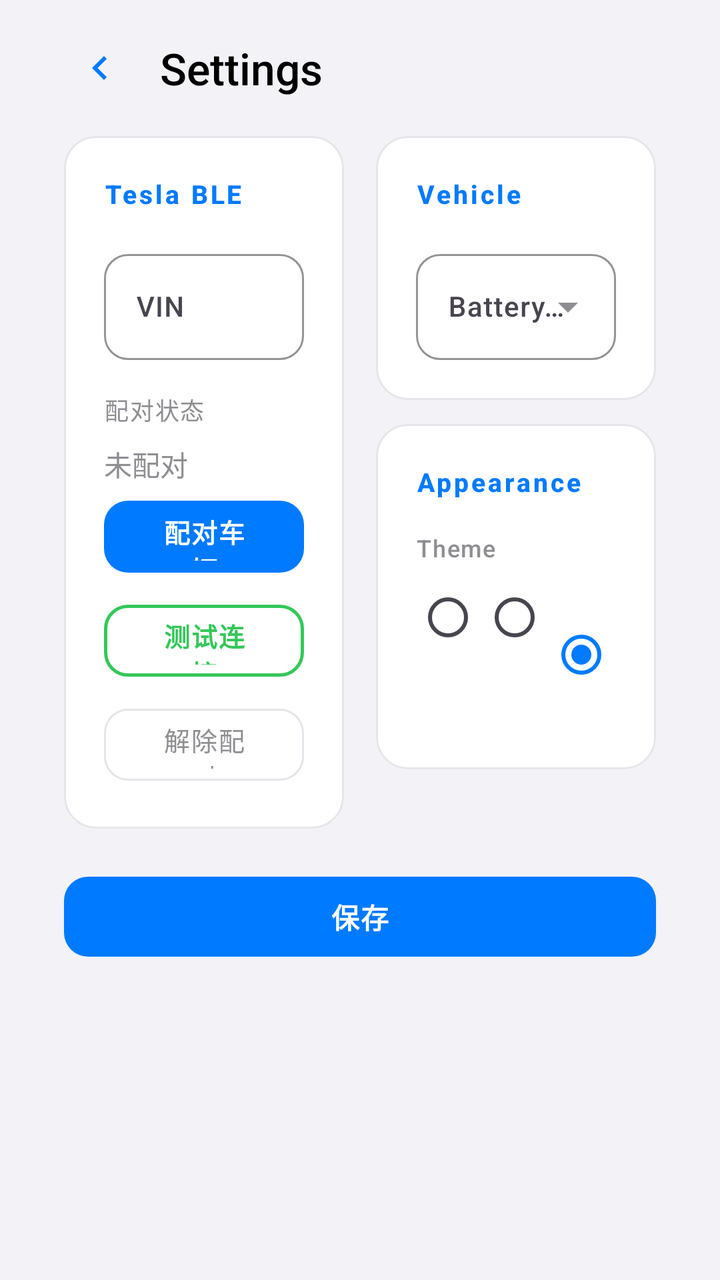
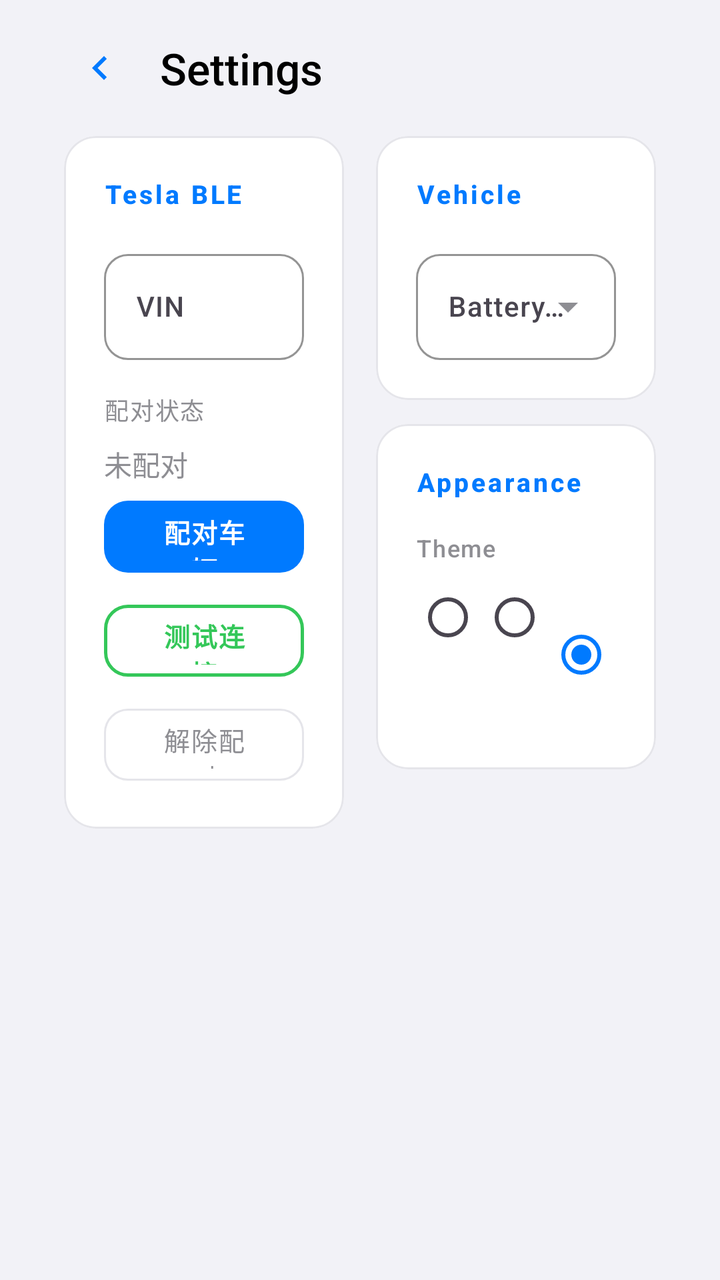

Screens rendered from an Android XML layout before and after an edit, with the pre-edit source and the edit as a unified diff.
<!-- AndroidManifest.xml: application theme Theme.TeslaDashboard -->
<!-- res/layout/activity_settings.xml -->
<?xml version="1.0" encoding="utf-8"?>
<ScrollView xmlns:android="http://schemas.android.com/apk/res/android"
    xmlns:app="http://schemas.android.com/apk/res-auto"
    android:layout_width="match_parent"
    android:layout_height="match_parent"
    android:background="@color/background_dark"
    android:fillViewport="true"
    android:scrollbars="none">

    <LinearLayout
        android:layout_width="match_parent"
        android:layout_height="wrap_content"
        android:orientation="vertical"
        android:paddingStart="32dp"
        android:paddingEnd="32dp"
        android:paddingTop="16dp"
        android:paddingBottom="16dp">

        

        <LinearLayout
            android:layout_width="match_parent"
            android:layout_height="wrap_content"
            android:gravity="center_vertical"
            android:orientation="horizontal"
            android:layout_marginBottom="16dp">

            
            <ImageButton
                android:id="@+id/btnBack"
                android:layout_width="36dp"
                android:layout_height="36dp"
                android:background="?attr/selectableItemBackgroundBorderless"
                android:contentDescription="@string/title_settings"
                android:src="@drawable/ic_arrow_back"
                app:tint="@color/accent_cyan" />

            
            <TextView
                android:id="@+id/tvTitle"
                android:layout_width="0dp"
                android:layout_height="wrap_content"
                android:layout_marginStart="12dp"
                android:layout_weight="1"
                android:fontFamily="sans-serif-medium"
                android:text="@string/title_settings"
                android:textColor="@color/text_primary"
                android:textSize="22sp" />

        </LinearLayout>

        

        <LinearLayout
            android:layout_width="match_parent"
            android:layout_height="wrap_content"
            android:orientation="horizontal"
            android:baselineAligned="false">

            

            <LinearLayout
                android:layout_width="0dp"
                android:layout_height="wrap_content"
                android:layout_weight="1"
                android:layout_marginEnd="8dp"
                android:orientation="vertical">

                
                <com.google.android.material.card.MaterialCardView
                    android:id="@+id/cardTeslaBle"
                    android:layout_width="match_parent"
                    android:layout_height="wrap_content"
                    app:cardBackgroundColor="@color/surface_dark"
                    app:cardCornerRadius="16dp"
                    app:cardElevation="0dp"
                    app:strokeColor="@color/divider"
                    app:strokeWidth="1dp">

                    <LinearLayout
                        android:layout_width="match_parent"
                        android:layout_height="wrap_content"
                        android:orientation="vertical"
                        android:padding="20dp">

                        
                        <TextView
                            android:layout_width="wrap_content"
                            android:layout_height="wrap_content"
                            android:layout_marginBottom="16dp"
                            android:fontFamily="sans-serif-medium"
                            android:letterSpacing="0.1"
                            android:text="@string/settings_tesla_ble"
                            android:textColor="@color/accent_cyan"
                            android:textSize="13sp"
                            android:textStyle="bold" />

                        
                        <com.google.android.material.textfield.TextInputLayout
                            android:id="@+id/tilVin"
                            style="@style/Widget.Material3.TextInputLayout.OutlinedBox"
                            android:layout_width="match_parent"
                            android:layout_height="wrap_content"
                            android:layout_marginBottom="16dp"
                            android:hint="@string/settings_vin"
                            app:boxCornerRadiusBottomEnd="12dp"
                            app:boxCornerRadiusBottomStart="12dp"
                            app:boxCornerRadiusTopEnd="12dp"
                            app:boxCornerRadiusTopStart="12dp"
                            app:boxStrokeColor="@color/accent_cyan">

                            <com.google.android.material.textfield.TextInputEditText
                                android:id="@+id/etVin"
                                android:layout_width="match_parent"
                                android:layout_height="wrap_content"
                                android:fontFamily="sans-serif-medium"
                                android:inputType="textCapCharacters"
                                android:maxLength="17"
                                android:textColor="@color/text_primary"
                                android:textSize="14sp" />

                        </com.google.android.material.textfield.TextInputLayout>

                        
                        <TextView
                            android:layout_width="wrap_content"
                            android:layout_height="wrap_content"
                            android:layout_marginBottom="8dp"
                            android:fontFamily="sans-serif-medium"
                            android:letterSpacing="0.05"
                            android:text="@string/settings_pairing_status"
                            android:textColor="@color/text_secondary"
                            android:textSize="12sp" />

                        
                        <TextView
                            android:id="@+id/tvPairingStatus"
                            android:layout_width="wrap_content"
                            android:layout_height="wrap_content"
                            android:layout_marginBottom="4dp"
                            android:fontFamily="sans-serif-medium"
                            android:text="@string/settings_not_paired"
                            android:textColor="@color/text_secondary"
                            android:textSize="14sp" />

                        
                        <TextView
                            android:id="@+id/tvPairingProgress"
                            android:layout_width="wrap_content"
                            android:layout_height="wrap_content"
                            android:layout_marginBottom="16dp"
                            android:fontFamily="sans-serif-medium"
                            android:textColor="@color/accent_cyan"
                            android:textSize="12sp"
                            android:visibility="gone" />

                        
                        <com.google.android.material.button.MaterialButton
                            android:id="@+id/btnPair"
                            style="@style/Widget.Material3.Button"
                            android:layout_width="match_parent"
                            android:layout_height="44dp"
                            android:layout_marginBottom="8dp"
                            android:fontFamily="sans-serif-medium"
                            android:letterSpacing="0.05"
                            android:text="@string/settings_pair_vehicle"
                            android:textColor="@android:color/white"
                            android:textSize="13sp"
                            android:textStyle="bold"
                            app:backgroundTint="@color/accent_cyan"
                            app:cornerRadius="12dp" />

                        
                        <com.google.android.material.button.MaterialButton
                            android:id="@+id/btnTestConnection"
                            style="@style/Widget.Material3.Button.OutlinedButton"
                            android:layout_width="match_parent"
                            android:layout_height="44dp"
                            android:layout_marginBottom="8dp"
                            android:fontFamily="sans-serif-medium"
                            android:letterSpacing="0.05"
                            android:text="@string/settings_test_connection"
                            android:textColor="@color/accent_green"
                            android:textSize="13sp"
                            android:textStyle="bold"
                            app:backgroundTint="@android:color/transparent"
                            app:cornerRadius="12dp"
                            app:strokeColor="@color/accent_green"
                            app:strokeWidth="1.5dp" />

                        
                        <com.google.android.material.button.MaterialButton
                            android:id="@+id/btnUnpair"
                            style="@style/Widget.Material3.Button.OutlinedButton"
                            android:layout_width="match_parent"
                            android:layout_height="44dp"
                            android:fontFamily="sans-serif-medium"
                            android:letterSpacing="0.05"
                            android:text="@string/settings_unpair_vehicle"
                            android:textColor="@color/text_secondary"
                            android:textSize="13sp"
                            app:backgroundTint="@android:color/transparent"
                            app:cornerRadius="12dp"
                            app:strokeColor="@color/divider"
                            app:strokeWidth="1dp" />

                    </LinearLayout>

                </com.google.android.material.card.MaterialCardView>

            </LinearLayout>

            

            <LinearLayout
                android:layout_width="0dp"
                android:layout_height="wrap_content"
                android:layout_weight="1"
                android:layout_marginStart="8dp"
                android:orientation="vertical">

                
                <com.google.android.material.card.MaterialCardView
                    android:id="@+id/cardVehicle"
                    android:layout_width="match_parent"
                    android:layout_height="wrap_content"
                    android:layout_marginBottom="12dp"
                    app:cardBackgroundColor="@color/surface_dark"
                    app:cardCornerRadius="16dp"
                    app:cardElevation="0dp"
                    app:strokeColor="@color/divider"
                    app:strokeWidth="1dp">

                    <LinearLayout
                        android:layout_width="match_parent"
                        android:layout_height="wrap_content"
                        android:orientation="vertical"
                        android:padding="20dp">

                        
                        <TextView
                            android:layout_width="wrap_content"
                            android:layout_height="wrap_content"
                            android:layout_marginBottom="16dp"
                            android:fontFamily="sans-serif-medium"
                            android:letterSpacing="0.1"
                            android:text="@string/settings_vehicle"
                            android:textColor="@color/accent_cyan"
                            android:textSize="13sp"
                            android:textStyle="bold" />

                        
                        <com.google.android.material.textfield.TextInputLayout
                            android:id="@+id/tilBatteryModel"
                            style="@style/Widget.Material3.TextInputLayout.OutlinedBox.ExposedDropdownMenu"
                            android:layout_width="match_parent"
                            android:layout_height="wrap_content"
                            android:hint="@string/settings_battery_model"
                            app:boxCornerRadiusBottomEnd="12dp"
                            app:boxCornerRadiusBottomStart="12dp"
                            app:boxCornerRadiusTopEnd="12dp"
                            app:boxCornerRadiusTopStart="12dp"
                            app:boxStrokeColor="@color/accent_cyan"
                            app:endIconTint="@color/text_secondary">

                            <AutoCompleteTextView
                                android:id="@+id/actvBatteryModel"
                                android:layout_width="match_parent"
                                android:layout_height="wrap_content"
                                android:fontFamily="sans-serif-medium"
                                android:inputType="none"
                                android:paddingStart="12dp"
                                android:paddingEnd="8dp"
                                android:textColor="@color/text_primary"
                                android:textSize="14sp" />

                        </com.google.android.material.textfield.TextInputLayout>

                    </LinearLayout>

                </com.google.android.material.card.MaterialCardView>

                
                <com.google.android.material.card.MaterialCardView
                    android:id="@+id/cardAppearance"
                    android:layout_width="match_parent"
                    android:layout_height="wrap_content"
                    app:cardBackgroundColor="@color/surface_dark"
                    app:cardCornerRadius="16dp"
                    app:cardElevation="0dp"
                    app:strokeColor="@color/divider"
                    app:strokeWidth="1dp">

                    <LinearLayout
                        android:layout_width="match_parent"
                        android:layout_height="wrap_content"
                        android:orientation="vertical"
                        android:padding="20dp">

                        
                        <TextView
                            android:layout_width="wrap_content"
                            android:layout_height="wrap_content"
                            android:layout_marginBottom="16dp"
                            android:fontFamily="sans-serif-medium"
                            android:letterSpacing="0.1"
                            android:text="@string/settings_appearance"
                            android:textColor="@color/accent_cyan"
                            android:textSize="13sp"
                            android:textStyle="bold" />

                        
                        <TextView
                            android:layout_width="wrap_content"
                            android:layout_height="wrap_content"
                            android:layout_marginBottom="8dp"
                            android:fontFamily="sans-serif-medium"
                            android:letterSpacing="0.05"
                            android:text="@string/settings_theme"
                            android:textColor="@color/text_secondary"
                            android:textSize="12sp" />

                        
                        <RadioGroup
                            android:id="@+id/rgTheme"
                            android:layout_width="match_parent"
                            android:layout_height="wrap_content"
                            android:orientation="horizontal">

                            <RadioButton
                                android:id="@+id/rbThemeDark"
                                android:layout_width="0dp"
                                android:layout_height="wrap_content"
                                android:layout_weight="1"
                                android:buttonTint="@color/accent_cyan"
                                android:fontFamily="sans-serif-medium"
                                android:minWidth="0dp"
                                android:minHeight="36dp"
                                android:paddingStart="8dp"
                                android:text="@string/settings_theme_dark"
                                android:textColor="@color/text_primary"
                                android:textSize="13sp" />

                            <RadioButton
                                android:id="@+id/rbThemeLight"
                                android:layout_width="0dp"
                                android:layout_height="wrap_content"
                                android:layout_weight="1"
                                android:buttonTint="@color/accent_cyan"
                                android:fontFamily="sans-serif-medium"
                                android:minWidth="0dp"
                                android:minHeight="36dp"
                                android:paddingStart="8dp"
                                android:text="@string/settings_theme_light"
                                android:textColor="@color/text_primary"
                                android:textSize="13sp" />

                            <RadioButton
                                android:id="@+id/rbThemeSystem"
                                android:layout_width="0dp"
                                android:layout_height="wrap_content"
                                android:layout_weight="1"
                                android:buttonTint="@color/accent_cyan"
                                android:checked="true"
                                android:fontFamily="sans-serif-medium"
                                android:minWidth="0dp"
                                android:minHeight="36dp"
                                android:paddingStart="8dp"
                                android:text="@string/settings_theme_system"
                                android:textColor="@color/text_primary"
                                android:textSize="13sp" />

                        </RadioGroup>

                    </LinearLayout>

                </com.google.android.material.card.MaterialCardView>

            </LinearLayout>

        </LinearLayout>

        

        <LinearLayout
            android:layout_width="match_parent"
            android:layout_height="wrap_content"
            android:layout_marginTop="20dp"
            android:gravity="center"
            android:orientation="horizontal">

            
            <com.google.android.material.button.MaterialButton
                android:id="@+id/btnSave"
                style="@style/Widget.Material3.Button"
                android:layout_width="0dp"
                android:layout_height="48dp"
                android:layout_weight="1"
                android:fontFamily="sans-serif-medium"
                android:letterSpacing="0.05"
                android:text="@string/settings_save"
                android:textColor="@android:color/white"
                android:textSize="14sp"
                android:textStyle="bold"
                app:backgroundTint="@color/accent_cyan"
                app:cornerRadius="12dp" />

        </LinearLayout>

    </LinearLayout>

</ScrollView>
<!-- resources referenced by this layout -->
<resources>
  <color name="accent_cyan">@color/accent_blue</color>
  <color name="accent_green">#34C759</color>
  <color name="background_dark">@color/background</color>
  <color name="divider">#E5E5EA</color>
  <color name="surface_dark">@color/surface</color>
  <color name="text_primary">#000000</color>
  <color name="text_secondary">#8E8E93</color>
  <!-- drawable ic_arrow_back (drawable) -->
  <?xml version="1.0" encoding="utf-8"?>
  <vector xmlns:android="http://schemas.android.com/apk/res/android"
      android:width="24dp"
      android:height="24dp"
      android:viewportWidth="24"
      android:viewportHeight="24"
      android:tint="@color/text_primary">
      <path
          android:fillColor="@android:color/white"
          android:pathData="M15.4,7.4L14,6L8,12L14,18L15.4,16.6L10.8,12Z" />
  </vector>
  <string name="settings_appearance">Appearance</string>
  <string name="settings_battery_model">Battery Model</string>
  <string name="settings_not_paired">未配对</string>
  <string name="settings_pair_vehicle">配对车辆</string>
  <string name="settings_pairing_status">配对状态</string>
  <string name="settings_save">保存</string>
  <string name="settings_tesla_ble">Tesla BLE</string>
  <string name="settings_test_connection">测试连接</string>
  <string name="settings_theme">Theme</string>
  <string name="settings_theme_dark">深色</string>
  <string name="settings_theme_light">浅色</string>
  <string name="settings_theme_system">跟随系统</string>
  <string name="settings_unpair_vehicle">解除配对</string>
  <string name="settings_vehicle">Vehicle</string>
  <string name="settings_vin">VIN</string>
  <string name="title_settings">Settings</string>
  <style name="Theme.TeslaDashboard" parent="Theme.Material3.DayNight.NoActionBar">
  
          
          <item name="android:windowBackground">@color/background</item>
  
          
          <item name="android:windowNoTitle">true</item>
  
          
          <item name="android:windowFullscreen">true</item>
  
          
          <item name="android:statusBarColor">@android:color/transparent</item>
          <item name="android:navigationBarColor">@android:color/transparent</item>
          <item name="android:windowDrawsSystemBarBackgrounds">true</item>
  
          
          <item name="android:windowLightStatusBar">@bool/window_light_status_bar</item>
  
          
  
          <item name="colorPrimary">@color/accent_blue</item>
          <item name="colorOnPrimary">@android:color/white</item>
          <item name="colorPrimaryContainer">@color/surface</item>
          <item name="colorOnPrimaryContainer">@color/accent_blue</item>
  
          
          <item name="colorSurface">@color/surface</item>
          <item name="colorOnSurface">@color/text_primary</item>
  
          
          <item name="colorSecondary">@color/accent_green</item>
          <item name="colorOnSecondary">@android:color/white</item>
  
          
          <item name="colorError">@color/accent_red</item>
          <item name="colorOnError">@android:color/white</item>
  
      </style>
  <color name="accent_blue">#007AFF</color>
  <color name="background">#F2F2F7</color>
  <color name="surface">#FFFFFF</color>
  <color name="accent_red">#FF3B30</color>
</resources>

<!-- the commit's change to res/layout/activity_settings.xml (unified diff, before → after) -->
@@ -380,33 +380,6 @@
 
         </LinearLayout>
 
-        
-
-        <LinearLayout
-            android:layout_width="match_parent"
-            android:layout_height="wrap_content"
-            android:layout_marginTop="20dp"
-            android:gravity="center"
-            android:orientation="horizontal">
-
-            
-            <com.google.android.material.button.MaterialButton
-                android:id="@+id/btnSave"
-                style="@style/Widget.Material3.Button"
-                android:layout_width="0dp"
-                android:layout_height="48dp"
-                android:layout_weight="1"
-                android:fontFamily="sans-serif-medium"
-                android:letterSpacing="0.05"
-                android:text="@string/settings_save"
-                android:textColor="@android:color/white"
-                android:textSize="14sp"
-                android:textStyle="bold"
-                app:backgroundTint="@color/accent_cyan"
-                app:cornerRadius="12dp" />
-
-        </LinearLayout>
-
     </LinearLayout>
 
 </ScrollView>
<!-- resource entries referenced after the edit -->
@@ -24,7 +24,6 @@
   <string name="settings_not_paired">未配对</string>
   <string name="settings_pair_vehicle">配对车辆</string>
   <string name="settings_pairing_status">配对状态</string>
-  <string name="settings_save">保存</string>
   <string name="settings_tesla_ble">Tesla BLE</string>
   <string name="settings_test_connection">测试连接</string>
   <string name="settings_theme">Theme</string>
